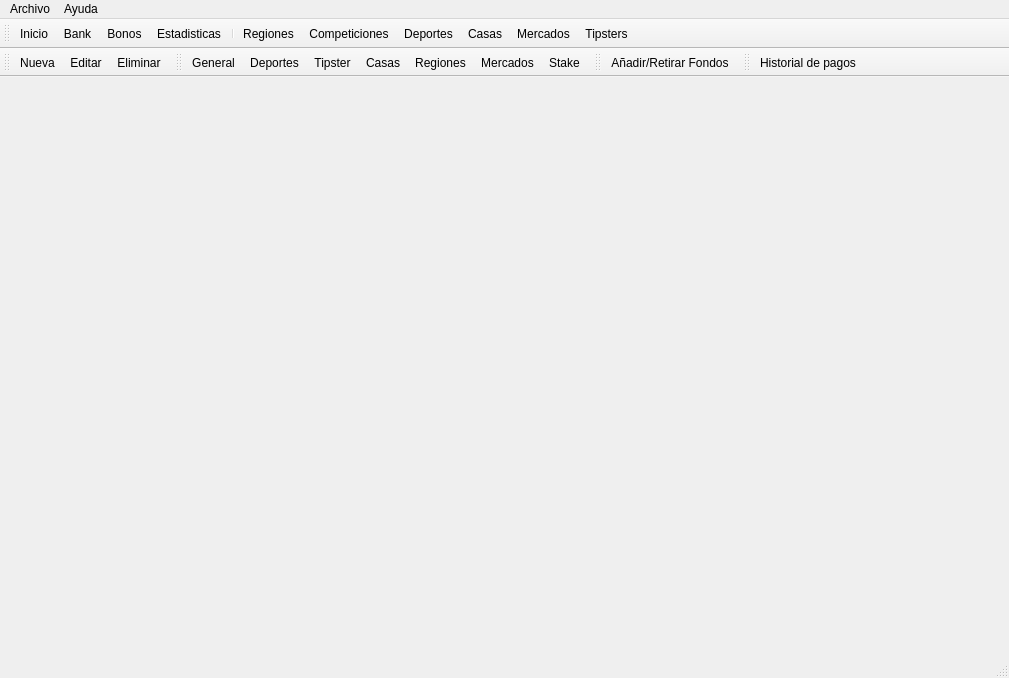
soker90/betcon, file ui/wmain.ui: the form before one commit.
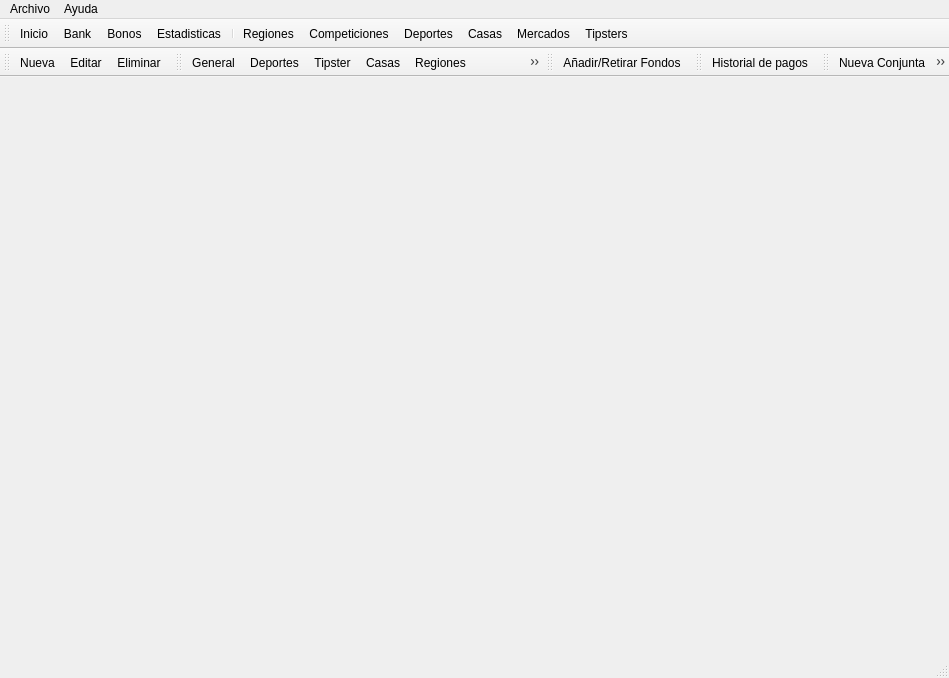
The form after the commit.

```diff
--- a/ui/wmain.ui
+++ b/ui/wmain.ui
@@ -6,7 +6,7 @@
    <rect>
     <x>0</x>
     <y>0</y>
-    <width>1009</width>
+    <width>949</width>
     <height>678</height>
    </rect>
   </property>
@@ -46,7 +46,7 @@
     <rect>
      <x>0</x>
      <y>0</y>
-     <width>1009</width>
+     <width>949</width>
      <height>23</height>
     </rect>
    </property>
@@ -144,6 +144,20 @@
    </attribute>
    <addaction name="aTipsterMonth"/>
   </widget>
+  <widget class="QToolBar" name="toolConjunta">
+   <property name="windowTitle">
+    <string>toolBar</string>
+   </property>
+   <attribute name="toolBarArea">
+    <enum>TopToolBarArea</enum>
+   </attribute>
+   <attribute name="toolBarBreak">
+    <bool>false</bool>
+   </attribute>
+   <addaction name="aNewConjunta"/>
+   <addaction name="aEditConjunta"/>
+   <addaction name="aDeleteConjunta"/>
+  </widget>
   <action name="aNew">
    <property name="text">
     <string>Nueva</string>
@@ -343,6 +357,21 @@
     <string>Historial de pagos</string>
    </property>
   </action>
+  <action name="aNewConjunta">
+   <property name="text">
+    <string>Nueva Conjunta</string>
+   </property>
+  </action>
+  <action name="aEditConjunta">
+   <property name="text">
+    <string>Editar Conjunta</string>
+   </property>
+  </action>
+  <action name="aDeleteConjunta">
+   <property name="text">
+    <string>Eliminar Conjunta</string>
+   </property>
+  </action>
  </widget>
  <resources/>
  <connections/>
```
